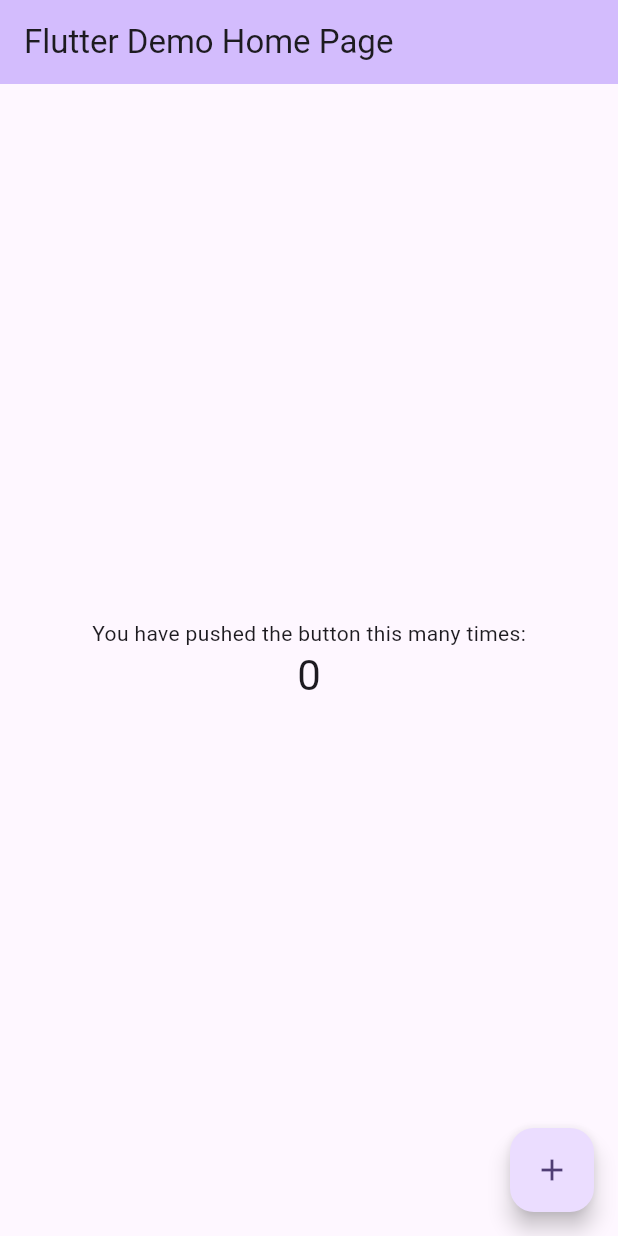
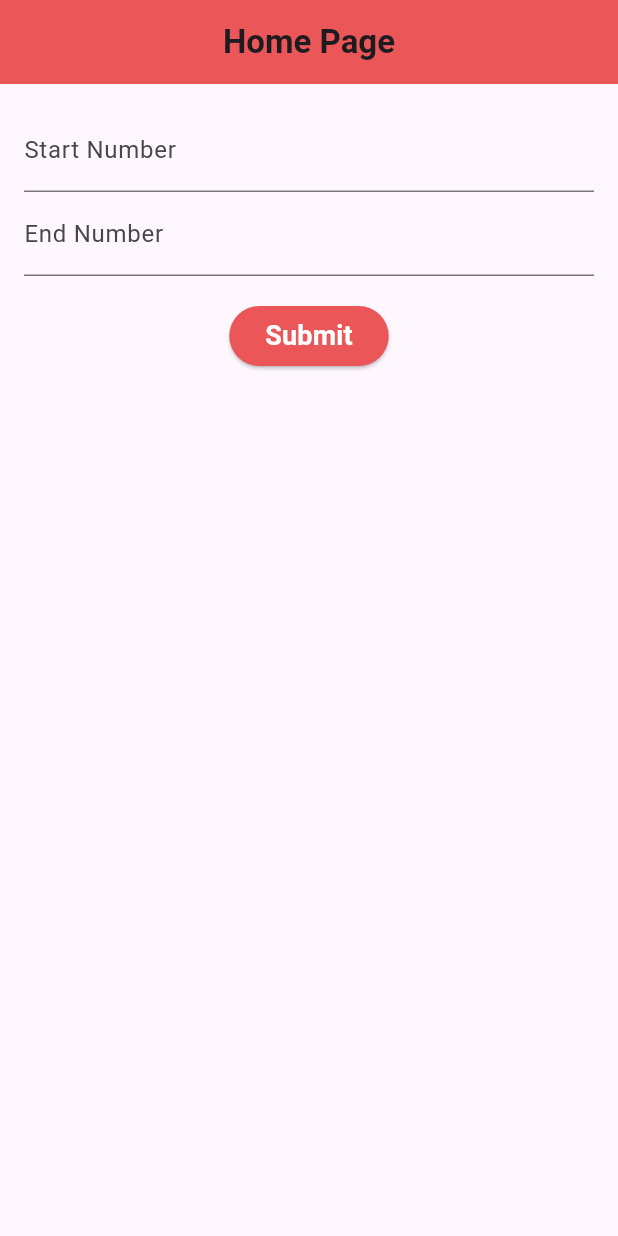
Before and after one commit to rex-9/smthgood, a Flutter app: the screen it shows after launch, on a phone screen of 412 x 824 dp. Run offline on Flutter 3.47's test engine with Material 2 defaults, Android fonts, the phone set to English and light mode, and no system bars; our stand-ins replace get.

Commit message:
finish functioning app

```diff
--- /dev/null
+++ b/lib/components/appbar.components.dart
@@ -0,0 +1,28 @@
+import 'package:flutter/material.dart';
+import 'package:get/get.dart';
+import 'package:smthgood/components/theme.components.dart';
+
+AppBar myAppBar({title, hasBack = false}) => AppBar(
+      backgroundColor: MyTheme().primaryColor,
+      leading: hasBack
+          ? IconButton(
+              icon: const Icon(
+                Icons.chevron_left_rounded,
+                size: 30,
+              ),
+              onPressed: () => Get.back(),
+            )
+          : null,
+      title: SizedBox(
+        width: double.infinity,
+        child: Center(
+          child: Text(
+            title,
+            style: const TextStyle(
+              fontWeight: FontWeight.bold,
+            ),
+          ),
+        ),
+      ),
+      actions: hasBack ? const [SizedBox(width: 30)] : null,
+    );
--- /dev/null
+++ b/lib/components/form.components.dart
@@ -0,0 +1,33 @@
+import 'package:flutter/material.dart';
+import 'package:smthgood/components/theme.components.dart';
+
+class MyForm {
+  TextFormField numberField(controller, label) => TextFormField(
+        controller: controller,
+        keyboardType: TextInputType.number,
+        validator: (value) => value!.isEmpty ? 'Enter a number' : null,
+        decoration: InputDecoration(
+          labelText: label,
+        ),
+      );
+
+  ElevatedButton button(formKey, controller) => ElevatedButton(
+        onPressed: () {
+          if (formKey.currentState!.validate()) {
+            controller.submit();
+          }
+        },
+        style: ButtonStyle(
+          backgroundColor:
+              MaterialStateProperty.all<Color>(MyTheme().primaryColor),
+        ),
+        child: const Text(
+          'Submit',
+          style: TextStyle(
+            fontWeight: FontWeight.bold,
+            color: Colors.white,
+            fontSize: 18,
+          ),
+        ),
+      );
+}
--- /dev/null
+++ b/lib/components/theme.components.dart
@@ -0,0 +1,5 @@
+import 'package:flutter/material.dart';
+
+class MyTheme {
+  Color primaryColor = const Color(0xFFEB5658);
+}
--- /dev/null
+++ b/lib/controllers/numbers.controller.dart
@@ -0,0 +1,27 @@
+import 'package:flutter/material.dart';
+import 'package:get/get.dart';
+import 'package:smthgood/views/numbers.view.dart';
+
+class NumbersController extends GetxController {
+  TextEditingController startNumberController = TextEditingController();
+  TextEditingController endNumberController = TextEditingController();
+  RxList<int> numbers = <int>[].obs;
+
+  goToNumbers() => Get.to(() => const NumbersView());
+
+  void submit() {
+    final startNumber = int.parse(startNumberController.text);
+    final endNumber = int.parse(endNumberController.text);
+    createNumberArray(startNumber, endNumber);
+    goToNumbers();
+  }
+
+  List<int> createNumberArray(int start, int end) {
+    numbers.clear();
+    for (int i = start; i <= end; i++) {
+      numbers.add(i);
+    }
+
+    return numbers;
+  }
+}
--- a/lib/main.dart
+++ b/lib/main.dart
@@ -1,4 +1,6 @@
 import 'package:flutter/material.dart';
+import 'package:get/get.dart';
+import 'package:smthgood/views/home.view.dart';
 
 void main() {
   runApp(const MyApp());
@@ -7,119 +9,16 @@ void main() {
 class MyApp extends StatelessWidget {
   const MyApp({super.key});
 
-  // This widget is the root of your application.
   @override
   Widget build(BuildContext context) {
-    return MaterialApp(
-      title: 'Flutter Demo',
+    return GetMaterialApp(
+      title: 'Smthgood Mini',
+      debugShowCheckedModeBanner: false,
       theme: ThemeData(
-        // This is the theme of your application.
-        //
-        // TRY THIS: Try running your application with "flutter run". You'll see
-        // the application has a blue toolbar. Then, without quitting the app,
-        // try changing the seedColor in the colorScheme below to Colors.green
-        // and then invoke "hot reload" (save your changes or press the "hot
-        // reload" button in a Flutter-supported IDE, or press "r" if you used
-        // the command line to start the app).
-        //
-        // Notice that the counter didn't reset back to zero; the application
-        // state is not lost during the reload. To reset the state, use hot
-        // restart instead.
-        //
-        // This works for code too, not just values: Most code changes can be
-        // tested with just a hot reload.
         colorScheme: ColorScheme.fromSeed(seedColor: Colors.deepPurple),
         useMaterial3: true,
       ),
-      home: const MyHomePage(title: 'Flutter Demo Home Page'),
+      home: const HomeView(),
     );
   }
 }
-
-class MyHomePage extends StatefulWidget {
-  const MyHomePage({super.key, required this.title});
-
-  // This widget is the home page of your application. It is stateful, meaning
-  // that it has a State object (defined below) that contains fields that affect
-  // how it looks.
-
-  // This class is the configuration for the state. It holds the values (in this
-  // case the title) provided by the parent (in this case the App widget) and
-  // used by the build method of the State. Fields in a Widget subclass are
-  // always marked "final".
-
-  final String title;
-
-  @override
-  State<MyHomePage> createState() => _MyHomePageState();
-}
-
-class _MyHomePageState extends State<MyHomePage> {
-  int _counter = 0;
-
-  void _incrementCounter() {
-    setState(() {
-      // This call to setState tells the Flutter framework that something has
-      // changed in this State, which causes it to rerun the build method below
-      // so that the display can reflect the updated values. If we changed
-      // _counter without calling setState(), then the build method would not be
-      // called again, and so nothing would appear to happen.
-      _counter++;
-    });
-  }
-
-  @override
-  Widget build(BuildContext context) {
-    // This method is rerun every time setState is called, for instance as done
-    // by the _incrementCounter method above.
-    //
-    // The Flutter framework has been optimized to make rerunning build methods
-    // fast, so that you can just rebuild anything that needs updating rather
-    // than having to individually change instances of widgets.
-    return Scaffold(
-      appBar: AppBar(
-        // TRY THIS: Try changing the color here to a specific color (to
-        // Colors.amber, perhaps?) and trigger a hot reload to see the AppBar
-        // change color while the other colors stay the same.
-        backgroundColor: Theme.of(context).colorScheme.inversePrimary,
-        // Here we take the value from the MyHomePage object that was created by
-        // the App.build method, and use it to set our appbar title.
-        title: Text(widget.title),
-      ),
-      body: Center(
-        // Center is a layout widget. It takes a single child and positions it
-        // in the middle of the parent.
-        child: Column(
-          // Column is also a layout widget. It takes a list of children and
-          // arranges them vertically. By default, it sizes itself to fit its
-          // children horizontally, and tries to be as tall as its parent.
-          //
-          // Column has various properties to control how it sizes itself and
-          // how it positions its children. Here we use mainAxisAlignment to
-          // center the children vertically; the main axis here is the vertical
-          // axis because Columns are vertical (the cross axis would be
-          // horizontal).
-          //
-          // TRY THIS: Invoke "debug painting" (choose the "Toggle Debug Paint"
-          // action in the IDE, or press "p" in the console), to see the
-          // wireframe for each widget.
-          mainAxisAlignment: MainAxisAlignment.center,
-          children: <Widget>[
-            const Text(
-              'You have pushed the button this many times:',
-            ),
-            Text(
-              '$_counter',
-              style: Theme.of(context).textTheme.headlineMedium,
-            ),
-          ],
-        ),
-      ),
-      floatingActionButton: FloatingActionButton(
-        onPressed: _incrementCounter,
-        tooltip: 'Increment',
-        child: const Icon(Icons.add),
-      ), // This trailing comma makes auto-formatting nicer for build methods.
-    );
-  }
-}
--- /dev/null
+++ b/lib/views/home.view.dart
@@ -0,0 +1,38 @@
+import 'package:flutter/material.dart';
+import 'package:get/get.dart';
+import 'package:smthgood/components/appbar.components.dart';
+import 'package:smthgood/components/form.components.dart';
+import 'package:smthgood/controllers/numbers.controller.dart';
+
+class HomeView extends GetView {
+  const HomeView({super.key});
+
+  @override
+  Widget build(BuildContext context) {
+    final controller = Get.put(NumbersController());
+    final formKey = GlobalKey<FormState>();
+    final myForm = MyForm();
+
+    return Scaffold(
+      appBar: myAppBar(title: "Home Page"),
+      body: Center(
+        child: Padding(
+          padding: const EdgeInsets.all(16.0),
+          child: Form(
+            key: formKey,
+            child: Column(
+              children: <Widget>[
+                myForm.numberField(
+                    controller.startNumberController, 'Start Number'),
+                myForm.numberField(
+                    controller.endNumberController, 'End Number'),
+                const SizedBox(height: 16.0),
+                myForm.button(formKey, controller)
+              ],
+            ),
+          ),
+        ),
+      ),
+    );
+  }
+}
--- a/pubspec.yaml
+++ b/pubspec.yaml
@@ -35,6 +35,7 @@ dependencies:
   # The following adds the Cupertino Icons font to your application.
   # Use with the CupertinoIcons class for iOS style icons.
   cupertino_icons: ^1.0.2
+  get: ^4.6.6
 
 dev_dependencies:
   flutter_test:
```
Also changed, not shown: lib/views/numbers.view.dart (added, +44 -0 lines), pubspec.lock.
